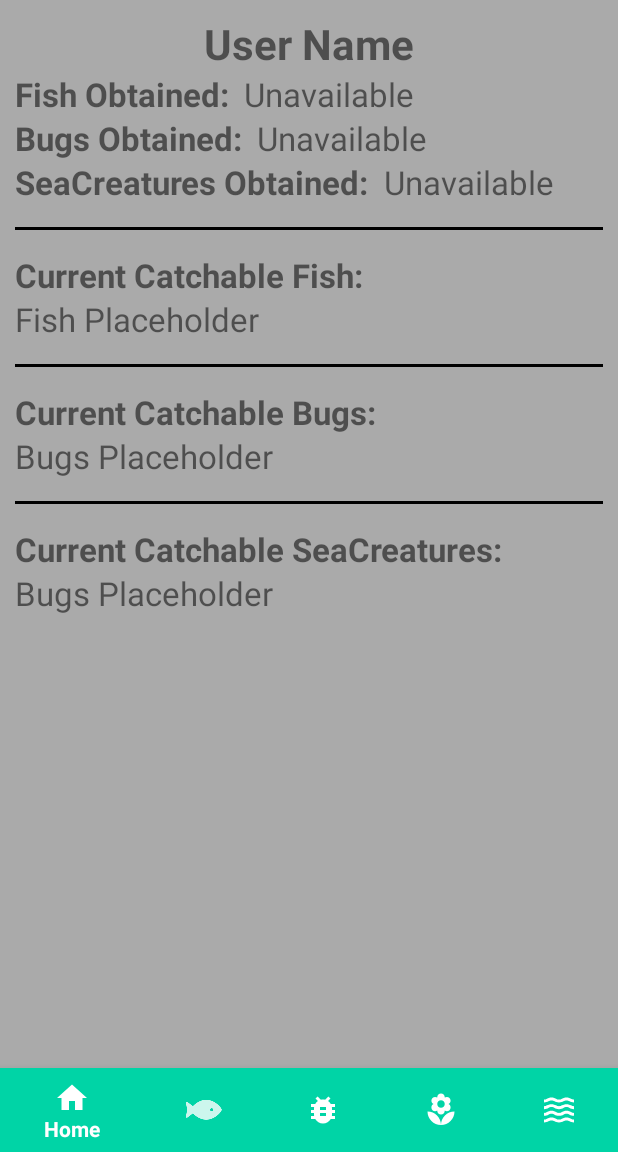
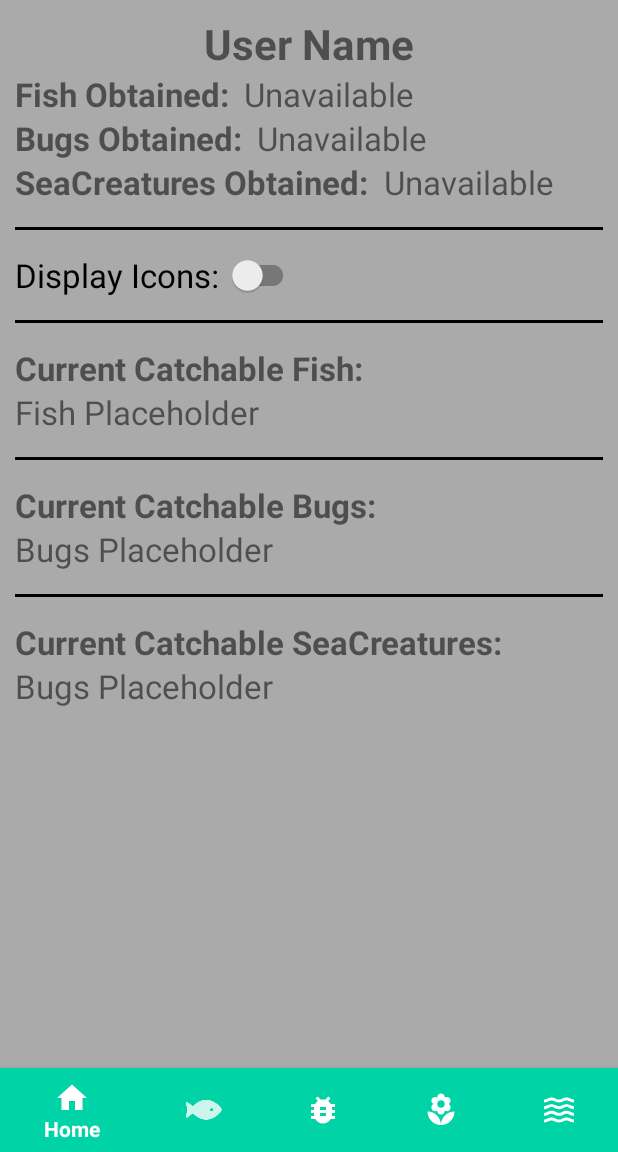
Before and after one commit to z3r08ug/ACNHCompanion, an Android app: the screen it shows after launch once a user with an empty profile is signed in (MainActivity), on a phone screen of 412 x 824 dp, the part 84-1236 px from its top. Run offline under Robolectric (Android 15) with nearby library versions, the light colour scheme and no system bars; our stand-ins replace CircleImageView, Firebase (no records; nobody signed in at launch, a user with empty details on screens opened directly), Room's generated code, navigation-ui.

Commit message:
Added icon toggle switch

```diff
--- a/app/src/main/java/dev/uublabs/chrisvansco/acnhcompanion/ui/frags/HomeFragment.kt
+++ b/app/src/main/java/dev/uublabs/chrisvansco/acnhcompanion/ui/frags/HomeFragment.kt
@@ -9,14 +9,15 @@ import android.view.ViewGroup
 import android.widget.TextView
 import androidx.fragment.app.Fragment
 import androidx.lifecycle.Observer
+import androidx.recyclerview.widget.GridLayoutManager
+import androidx.recyclerview.widget.RecyclerView
+import com.google.android.material.switchmaterial.SwitchMaterial
 import dev.uublabs.chrisvansco.acnhcompanion.R
 import dev.uublabs.chrisvansco.acnhcompanion.ui.activities.MainActivity.Companion.bugViewModel
 import dev.uublabs.chrisvansco.acnhcompanion.ui.activities.MainActivity.Companion.fishViewModel
 import dev.uublabs.chrisvansco.acnhcompanion.ui.activities.MainActivity.Companion.seaCreatureViewModel
-import dev.uublabs.chrisvansco.acnhcompanion.util.BugDictionary
-import dev.uublabs.chrisvansco.acnhcompanion.util.FishDictionary
-import dev.uublabs.chrisvansco.acnhcompanion.util.SeaCreatureDictionary
-import dev.uublabs.chrisvansco.acnhcompanion.util.TimeUtil
+import dev.uublabs.chrisvansco.acnhcompanion.util.*
+import java.util.*
 
 
 // TODO: Rename parameter arguments, choose names that match
@@ -35,6 +36,11 @@ class HomeFragment : Fragment() {
     private lateinit var fishCaughtTV: TextView
     private lateinit var bugsCaughtTV: TextView
     private lateinit var seaCreaturesCaughtTV: TextView
+    private lateinit var iconSW: SwitchMaterial
+    private lateinit var fishRV: RecyclerView
+    private lateinit var bugsRV: RecyclerView
+    private lateinit var seaCreaturesRV: RecyclerView
+    private lateinit var fishAdapter: FishBugAdapter
 
     override fun onCreateView(
         inflater: LayoutInflater, container: ViewGroup?,
@@ -53,10 +59,25 @@ class HomeFragment : Fragment() {
         fishCaughtTV = view.findViewById(R.id.fishCaughtTV)
         bugsCaughtTV = view.findViewById(R.id.bugsCaughtTV)
         seaCreaturesCaughtTV = view.findViewById(R.id.seaCreaturesCaughtTV)
+        iconSW = view.findViewById(R.id.iconSW)
+        fishRV = view.findViewById(R.id.fishRV)
+        bugsRV = view.findViewById(R.id.bugsRV)
+        seaCreaturesRV = view.findViewById(R.id.seaCreaturesRV)
 
         val fishDictionary = FishDictionary(activity)
         val bugDictionary = BugDictionary(activity)
         val seaCreatureDictionary = SeaCreatureDictionary(activity)
+
+        val fishManager =
+            GridLayoutManager(activity, 4)
+        val bugsManager =
+            GridLayoutManager(activity, 4)
+        val seaCreatureManager =
+            GridLayoutManager(activity, 4)
+
+        fishRV.layoutManager = fishManager
+        bugsRV.layoutManager = bugsManager
+        seaCreaturesRV.layoutManager = seaCreatureManager
 
         fishViewModel.allFish.observe(viewLifecycleOwner, Observer { fish ->
             fish?.let {
@@ -66,6 +87,9 @@ class HomeFragment : Fragment() {
                     monthlyFishTV.text = fishDictionary.getCurrentlyCatchableFish(it, activity)
                     fishCaughtTV.text =
                         "${fishDictionary.getFishCaught(it)}/${fishDictionary.getAllFish().size}"
+
+                    fishAdapter = FishBugAdapter(this, fishDictionary.getCurrentCatchableFish(it), null)
+                    fishRV.adapter = fishAdapter
                 }
             }
         })
@@ -77,6 +101,8 @@ class HomeFragment : Fragment() {
                     monthlyBugsTV.movementMethod = LinkMovementMethod.getInstance()
                     monthlyBugsTV.text = bugDictionary.getCurrentCatchableBugs(it, activity)
                     bugsCaughtTV.text = "${bugDictionary.getBugsCaught(it)}/${bugDictionary.getAllBugs().size}"
+
+                    bugsRV.adapter = FishBugAdapter(this, null, bugDictionary.getCurrentCatchableBugs(it))
 
                     val timeUtil = TimeUtil()
                     Log.d(TAG, "onViewCreated: Time conversion: ${it[22].time} ${timeUtil.convertTimeToList(it[22].time)}")
@@ -91,9 +117,34 @@ class HomeFragment : Fragment() {
                     monthlySeaCreaturesTV.movementMethod = LinkMovementMethod.getInstance()
                     monthlySeaCreaturesTV.text = seaCreatureDictionary.getCurrentCatchableSeaCreatures(it, activity)
                     seaCreaturesCaughtTV.text = "${seaCreatureDictionary.getSeaCreaturesCaught(it)}/${seaCreatureDictionary.getAllSeaCreatures().size}"
+
+                    seaCreaturesRV.adapter = SeaCreatureAdapter(this, seaCreatureDictionary.getCurrentCatchableSeaCreatures(it))
                 }
             }
         })
+
+        iconSW.setOnCheckedChangeListener { _, isChecked ->
+            if (isChecked) {
+                monthlyFishTV.visibility = View.GONE
+                fishRV.visibility = View.VISIBLE
+                fishRV.adapter = fishAdapter
+
+                monthlyBugsTV.visibility = View.GONE
+                bugsRV.visibility = View.VISIBLE
+
+                monthlySeaCreaturesTV.visibility = View.GONE
+                seaCreaturesRV.visibility = View.VISIBLE
+            } else {
+                monthlyFishTV.visibility = View.VISIBLE
+                fishRV.visibility = View.GONE
+
+                monthlyBugsTV.visibility = View.VISIBLE
+                bugsRV.visibility = View.GONE
+
+                monthlySeaCreaturesTV.visibility = View.VISIBLE
+                seaCreaturesRV.visibility = View.GONE
+            }
+        }
     }
 
     companion object {
--- a/app/src/main/res/layout/fragment_home.xml
+++ b/app/src/main/res/layout/fragment_home.xml
@@ -103,11 +103,28 @@
                 android:layout_marginTop="15dp"
                 android:layout_marginBottom="15dp"/>
 
+            <com.google.android.material.switchmaterial.SwitchMaterial
+                android:id="@+id/iconSW"
+                android:layout_width="wrap_content"
+                android:layout_height="wrap_content"
+                android:text="Display Icons: "
+                android:textSize="22sp"
+                android:layout_below="@id/divider"/>
+
+            <View
+                android:id="@+id/divider1"
+                android:layout_width="match_parent"
+                android:layout_height="2dp"
+                android:background="@android:color/black"
+                android:layout_below="@id/iconSW"
+                android:layout_marginTop="15dp"
+                android:layout_marginBottom="15dp"/>
+
             <TextView
                 android:id="@+id/monthlyFishLabelTV"
                 android:layout_width="match_parent"
                 android:layout_height="wrap_content"
-                android:layout_below="@id/divider"
+                android:layout_below="@id/divider1"
                 android:text="@string/catchable_fish"
                 android:textStyle="bold"
                 android:textSize="22sp"/>
@@ -120,12 +137,21 @@
                 android:text="@string/fish_placeholder"
                 android:textSize="22sp"/>
 
+            <androidx.recyclerview.widget.RecyclerView
+                android:id="@+id/fishRV"
+                android:layout_width="match_parent"
+                android:layout_height="wrap_content"
+                android:layout_marginTop="10dp"
+                android:layout_marginBottom="10dp"
+                android:visibility="gone"
+                android:layout_below="@id/monthlyFishTV"/>
+
             <View
                 android:id="@+id/divider2"
                 android:layout_width="match_parent"
                 android:layout_height="2dp"
                 android:background="@android:color/black"
-                android:layout_below="@id/monthlyFishTV"
+                android:layout_below="@id/fishRV"
                 android:layout_marginTop="15dp"
                 android:layout_marginBottom="15dp"/>
 
@@ -146,12 +172,21 @@
                 android:text="@string/bugs_placeholder"
                 android:textSize="22sp"/>
 
+            <androidx.recyclerview.widget.RecyclerView
+                android:id="@+id/bugsRV"
+                android:layout_width="match_parent"
+                android:layout_height="wrap_content"
+                android:layout_below="@id/monthlyBugsTV"
+                android:layout_marginTop="10dp"
+                android:layout_marginBottom="10dp"
+                android:visibility="gone"/>
+
             <View
                 android:id="@+id/divider3"
                 android:layout_width="match_parent"
                 android:layout_height="2dp"
                 android:background="@android:color/black"
-                android:layout_below="@id/monthlyBugsTV"
+                android:layout_below="@id/bugsRV"
                 android:layout_marginTop="15dp"
                 android:layout_marginBottom="15dp"/>
 
@@ -172,10 +207,15 @@
                 android:text="@string/bugs_placeholder"
                 android:textSize="22sp"/>
 
+            <androidx.recyclerview.widget.RecyclerView
+                android:id="@+id/seaCreaturesRV"
+                android:layout_width="match_parent"
+                android:layout_height="wrap_content"
+                android:layout_below="@id/monthlySeaCreaturesTV"
+                android:layout_marginTop="10dp"
+                android:layout_marginBottom="10dp"
+                android:visibility="gone"/>
+
         </RelativeLayout>
     </ScrollView>
-
-
-
-
 </FrameLayout>
--- a/build.gradle
+++ b/build.gradle
@@ -4,7 +4,7 @@ buildscript {
         compose_version = '1.0.0-beta02'
         nav_version = "2.3.4"
     }
-    ext.kotlin_version = "1.4.30"
+    ext.kotlin_version = "1.4.31"
 
     repositories {
         google()
```
Also changed, not shown: app/build.gradle (+20 -21 lines), app/src/main/java/dev/uublabs/chrisvansco/acnhcompanion/util/BugDictionary.kt (+20 -1 lines), app/src/main/java/dev/uublabs/chrisvansco/acnhcompanion/util/FishDictionary.kt (+22 -0 lines), app/src/main/java/dev/uublabs/chrisvansco/acnhcompanion/util/SeaCreatureDictionary.kt (+20 -0 lines), app/src/main/res/layout/activity_login.xml (+8 -4 lines).
